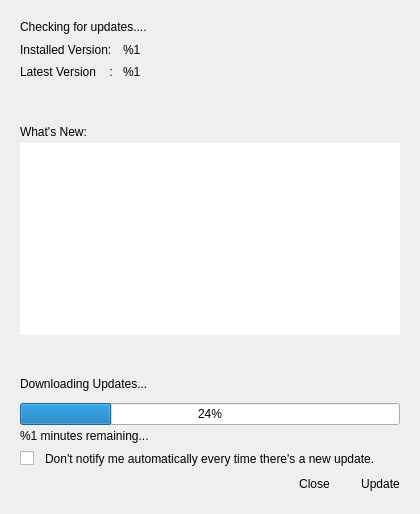
nuttyartist/notes, file src/updaterwindow.ui: the form before one commit.
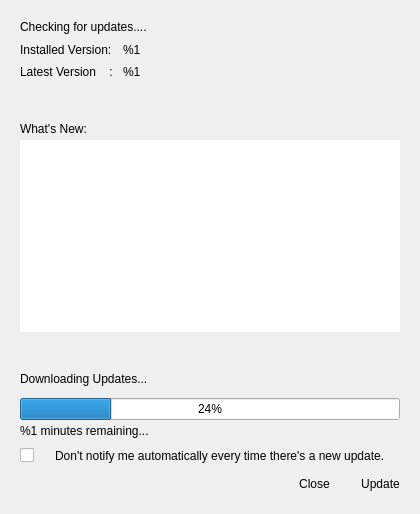
The form after the commit.

Commit message: Fix some issues with the updater window

What changed in the file:
```diff
--- a/src/updaterwindow.ui
+++ b/src/updaterwindow.ui
@@ -388,16 +388,6 @@
       <property name="verticalSpacing">
        <number>0</number>
       </property>
-      <item row="0" column="1">
-       <widget class="QLabel" name="label">
-        <property name="text">
-         <string>Don't notify me automatically every time there's a new update.</string>
-        </property>
-        <property name="wordWrap">
-         <bool>true</bool>
-        </property>
-       </widget>
-      </item>
       <item row="0" column="0">
        <widget class="QCheckBox" name="checkBox">
         <property name="maximumSize">
@@ -411,6 +401,32 @@
         </property>
        </widget>
       </item>
+      <item row="0" column="2">
+       <widget class="QLabel" name="label">
+        <property name="text">
+         <string>Don't notify me automatically every time there's a new update.</string>
+        </property>
+        <property name="wordWrap">
+         <bool>true</bool>
+        </property>
+       </widget>
+      </item>
+      <item row="0" column="1">
+       <spacer name="horizontalSpacer_5">
+        <property name="orientation">
+         <enum>Qt::Horizontal</enum>
+        </property>
+        <property name="sizeType">
+         <enum>QSizePolicy::Minimum</enum>
+        </property>
+        <property name="sizeHint" stdset="0">
+         <size>
+          <width>10</width>
+          <height>20</height>
+         </size>
+        </property>
+       </spacer>
+      </item>
      </layout>
     </widget>
    </item>
```
Left out of the diff: 73 changed lines with no effect on the pictures. The commit also changes 2 other files.
